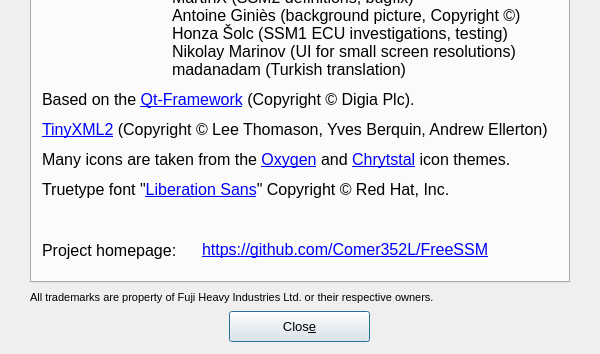
Before: the Qt Designer form ui/About.ui in Comer352L/FreeSSM, drawn with Qt 5; both pictures show x 0 to 600 and y 191 to 545 of the 600 by 545 pixel window.
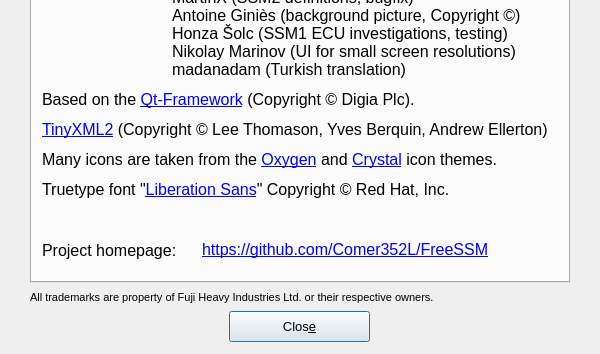
After: the same form once the commit is applied. The open tabs and pages were chosen to show the change.

Commit message: Corrected "Chrystal" sentence in About.ui

The edit to the form file:
```diff
--- a/ui/About.ui
+++ b/ui/About.ui
@@ -565,7 +565,7 @@
       </rect>
      </property>
      <property name="text">
-      <string>Many icons are taken from the &lt;a href=&quot;http://web.archive.org/web/20120914230906/http://www.oxygen-icons.org/&quot;&gt;Oxygen&lt;/a&gt; and &lt;a href=&quot;http://web.archive.org/web/20121010063705/http://everaldo.com/crystal/&quot;&gt;Chrytstal&lt;/a&gt; icon themes.</string>
+      <string>Many icons are taken from the &lt;a href=&quot;http://web.archive.org/web/20120914230906/http://www.oxygen-icons.org/&quot;&gt;Oxygen&lt;/a&gt; and &lt;a href=&quot;http://web.archive.org/web/20121010063705/http://everaldo.com/crystal/&quot;&gt;Crystal&lt;/a&gt; icon themes.</string>
      </property>
      <property name="openExternalLinks">
       <bool>true</bool>
```
